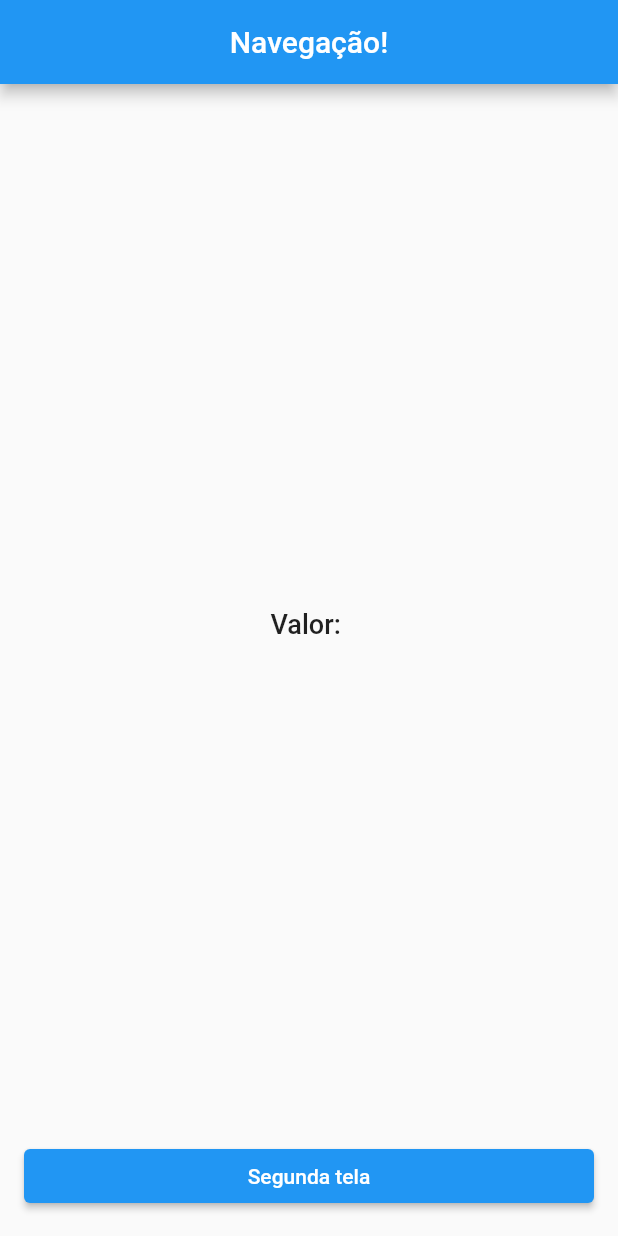
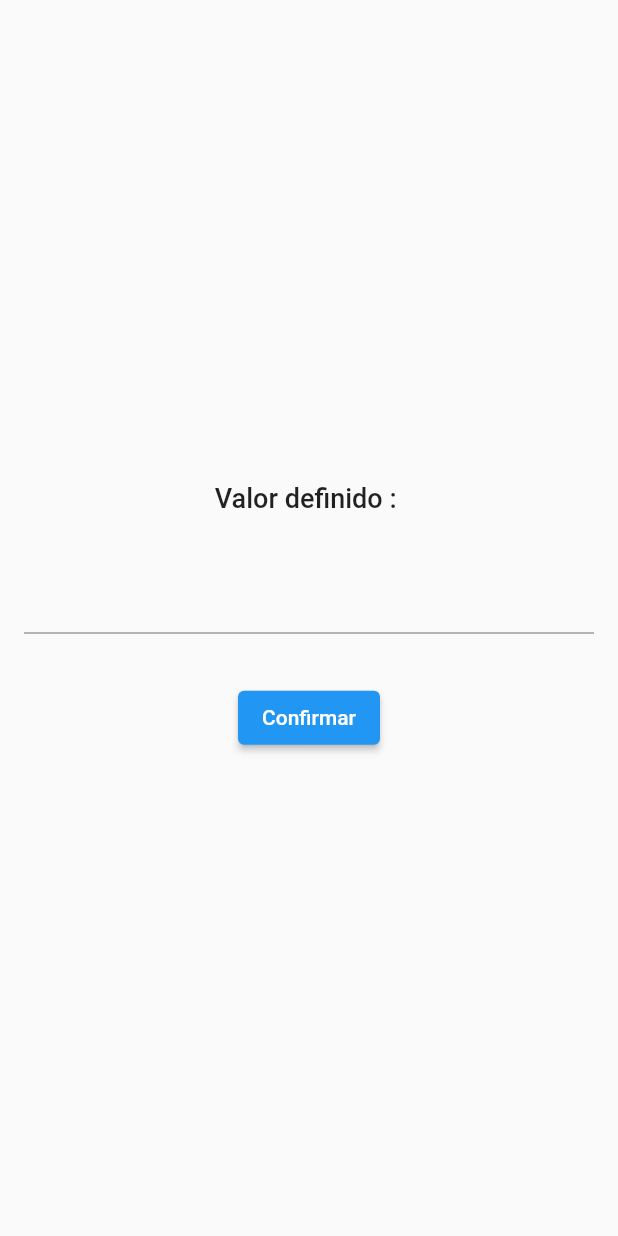
Before and after one commit to caneto/starttodev, a Flutter app: the screen it shows after launch, on a phone screen of 412 x 824 dp. Run offline on Flutter 3.47's test engine with Material 2 defaults, Android fonts, the phone set to English and light mode, and no system bars; our stand-ins replace another_flushbar, firebase_core, firebase_messaging, get; accounts and stored records are empty.

Commit message:
Atualização

```diff
--- a/flutter_getx_na_pratica_quitandinha_virtual/get_introducao/lib/main.dart
+++ b/flutter_getx_na_pratica_quitandinha_virtual/get_introducao/lib/main.dart
@@ -1,5 +1,6 @@
 import 'package:flutter/material.dart';
 import 'package:get/get.dart';
+import 'package:getintro/value_controller.dart';
 
 void main() {
   runApp(const MyApp());
@@ -15,57 +16,73 @@ class MyApp extends StatelessWidget {
       theme: ThemeData(
         primarySwatch: Colors.blue,
       ),
-      home: const HomePage(),
+      home: HomePage(),
     );
   }
 }
 
-class HomePage extends StatelessWidget {
-  const HomePage({Key? key}) : super(key: key);
+class HomePage extends StatefulWidget {
+
+  HomePage({Key? key}) : super(key: key);
+
+  @override
+  State<HomePage> createState() => _HomePageState();
+}
+
+class _HomePageState extends State<HomePage> {
+  final textController = TextEditingController();
+
+  final valueController = ValueController();
+
 
   @override
   Widget build(BuildContext context) {
     return Scaffold(
-      appBar: AppBar(
-        title: const Text('Navegação!'),
-        centerTitle: true,
-      ),
       body: Padding(
         padding: const EdgeInsets.all(16),
         child: Column(
-          crossAxisAlignment: CrossAxisAlignment.stretch,
+          crossAxisAlignment: CrossAxisAlignment.center,
+          mainAxisAlignment: MainAxisAlignment.center,
           children: [
-            const Expanded(
-              child: Center(
-                // Apresentação de valor
-                child: Text(
-                  'Valor: ',
-                  style: TextStyle(
-                    fontSize: 18,
-                    fontWeight: FontWeight.w500,
-                  ),
-                ),
+            GetX<ValueController>(
+                init: valueController,
+                builder: (ctrl) {
+                    return
+                      Text(
+                            'Valor definido : ${ctrl.definedValue}',
+                            style: const TextStyle(
+                              fontSize: 18,
+                              fontWeight: FontWeight.w500,
+                            ),
+                          );
+                },
+            ),
+
+            Padding(
+              padding: const EdgeInsets.symmetric(vertical: 32),
+              child: TextField(
+                controller: textController,
               ),
             ),
 
             // Botão para navegação
-            ElevatedButton(
-              onPressed: () async {
-                // Navigator.of(context).push(
-                //   MaterialPageRoute(
-                //     builder: (context) {
-                //       return DataScreen();
-                //     },
-                //   ),
-                // );
-                // Com navegar por nome
-                //Get.toNamed('/tela');
+            GetX<ValueController>(
+                init: valueController,
+                builder: (ctrl) {
+                    return ctrl.isLoading.value
+                      ? const CircularProgressIndicator()
+                      : ElevatedButton(
+                          onPressed: () {
+                            String value = textController.text;
 
-                final result = await Get.to(() => DataScreen());
+                            valueController.setValue(value);
 
-                print(result);
-              },
-              child: const Text('Segunda tela'),
+                            print(value);
+                          },
+                          child: const Text('Confirmar'),
+                        );
+                },
+
             ),
           ],
         ),
--- /dev/null
+++ b/flutter_getx_na_pratica_quitandinha_virtual/get_introducao/lib/value_controller.dart
@@ -0,0 +1,25 @@
+import 'package:flutter/material.dart';
+import 'package:get/get.dart';
+
+class ValueController extends GetxController {
+
+   RxString definedValue = ''.obs;
+
+   RxBool isLoading = false.obs;
+
+   ValueController({ Key? key });
+
+   Future<void> setValue(String newValue) async {
+    isLoading.value = true;
+    //update();
+
+    await Future.delayed(const Duration(seconds: 2));
+
+    definedValue.value = newValue;
+
+    isLoading.value = false;
+    //update();
+
+   }
+
+}
```
